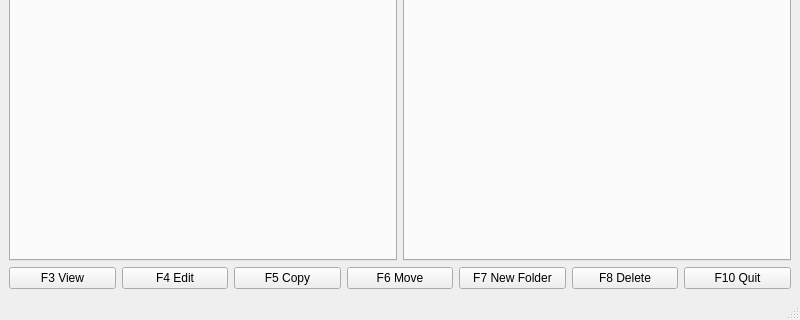
This is mainwindow.ui in afigegoznaet/YAC_Commander as Qt 5 draws it before an edit; both pictures show x 0 to 800 and y 280 to 600 of the 800 by 600 pixel window. The edited form follows.
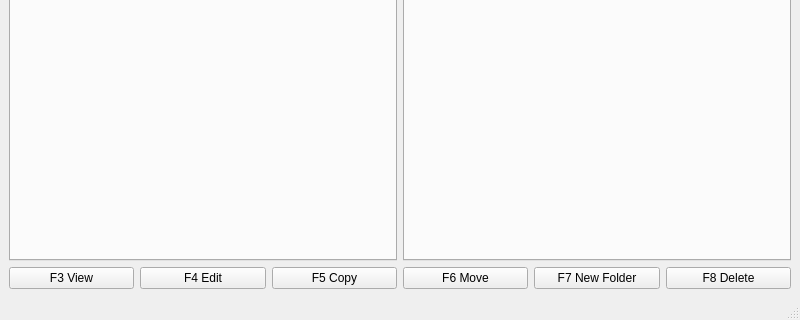
This is the edited form. Custom widgets are drawn as their Qt base class.

Patch:
```diff
--- a/mainwindow.ui
+++ b/mainwindow.ui
@@ -37,7 +37,7 @@
        </widget>
       </item>
       <item>
-       <widget class="QPushButton" name="F5">
+       <widget class="QPushButton" name="F4">
         <property name="focusPolicy">
          <enum>Qt::NoFocus</enum>
         </property>
@@ -50,7 +50,7 @@
        </widget>
       </item>
       <item>
-       <widget class="QPushButton" name="F6">
+       <widget class="QPushButton" name="F5">
         <property name="focusPolicy">
          <enum>Qt::NoFocus</enum>
         </property>
@@ -63,7 +63,7 @@
        </widget>
       </item>
       <item>
-       <widget class="QPushButton" name="F7">
+       <widget class="QPushButton" name="F6">
         <property name="focusPolicy">
          <enum>Qt::NoFocus</enum>
         </property>
@@ -76,7 +76,7 @@
        </widget>
       </item>
       <item>
-       <widget class="QPushButton" name="F8">
+       <widget class="QPushButton" name="F7">
         <property name="focusPolicy">
          <enum>Qt::NoFocus</enum>
         </property>
@@ -89,7 +89,7 @@
        </widget>
       </item>
       <item>
-       <widget class="QPushButton" name="F9">
+       <widget class="QPushButton" name="F8">
         <property name="focusPolicy">
          <enum>Qt::NoFocus</enum>
         </property>
@@ -101,19 +101,6 @@
         </property>
        </widget>
       </item>
-      <item>
-       <widget class="QPushButton" name="F4">
-        <property name="focusPolicy">
-         <enum>Qt::NoFocus</enum>
-        </property>
-        <property name="toolTip">
-         <string>&lt;html&gt;&lt;head/&gt;&lt;body&gt;&lt;p&gt;Close app :)&lt;/p&gt;&lt;/body&gt;&lt;/html&gt;</string>
-        </property>
-        <property name="text">
-         <string>F10 Quit</string>
-        </property>
-       </widget>
-      </item>
      </layout>
     </item>
     <item row="0" column="0">
```
